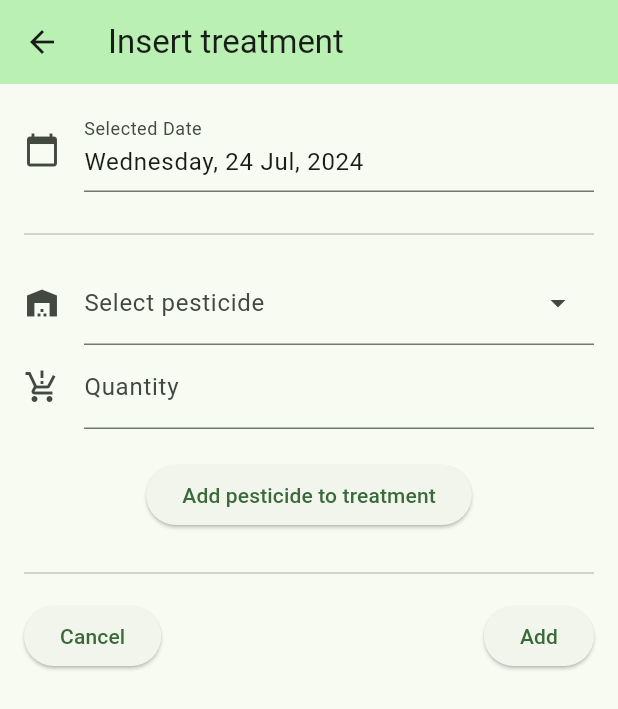
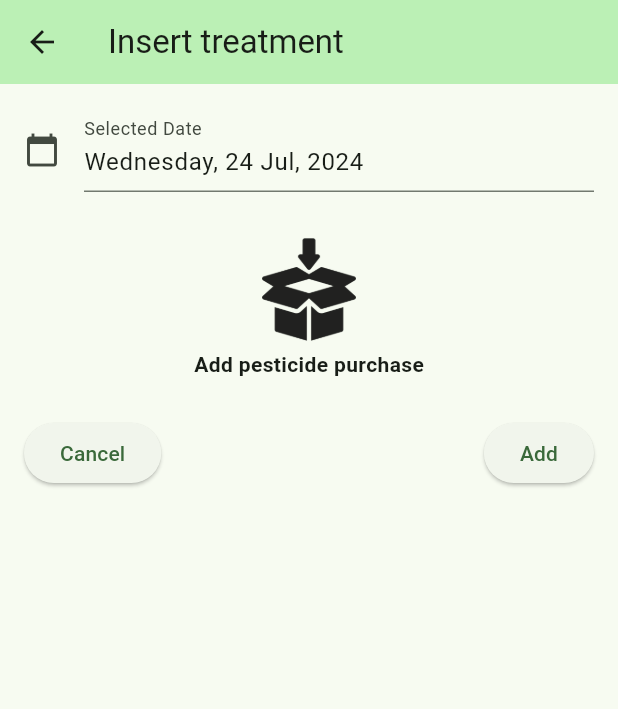
Before and after one commit to LucaBru/vineyard-guard, a Flutter app: the screen it shows after launch, after a tap on the "add" icon, on a phone screen of 412 x 824 dp. Shown: the top 709 px of the screen. Run offline on Flutter 3.47's test engine with Material 3 defaults, Android fonts, the phone set to English and light mode, and no system bars; drawn by our look-alikes of dropdown_search; our stand-ins replace cloud_firestore, firebase_core, share_plus, syncfusion_flutter_charts; missing offline and left inert: syncfusion_flutter_pdf; accounts and stored records are empty; generated files the repository leaves out were written again; network calls fail.

Commit message:
adds empty list and future error widget

```diff
--- /dev/null
+++ b/lib/presentation/empty_list_widget.dart
@@ -0,0 +1,17 @@
+import 'package:flutter/material.dart';
+
+class EmptyListWidget extends StatelessWidget {
+  final String _itemName;
+  const EmptyListWidget(this._itemName, {super.key});
+
+  @override
+  Widget build(BuildContext context) => Center(
+          child: Column(mainAxisAlignment: MainAxisAlignment.center, children: [
+        const ImageIcon(
+          AssetImage("assets/empty_list_icon.png"),
+          size: 80,
+        ),
+        Text('Add $_itemName',
+            style: const TextStyle(fontWeight: FontWeight.bold)),
+      ]));
+}
--- a/lib/presentation/treatment/add_treatment_form.dart
+++ b/lib/presentation/treatment/add_treatment_form.dart
@@ -5,6 +5,7 @@ import 'package:intl/intl.dart';
 import 'package:vineyard_guard/domain/entity/quantity.dart';
 import 'package:vineyard_guard/domain/entity/stocked_pesticide.dart';
 import 'package:vineyard_guard/domain/use_case/warehouse_uc.dart';
+import 'package:vineyard_guard/presentation/empty_list_widget.dart';
 import 'package:vineyard_guard/presentation/error_widget.dart';
 import 'package:vineyard_guard/presentation/util.dart';
 
@@ -144,7 +145,12 @@ class _AddPesticideFormState extends State<_AddPesticideForm> {
 
   _successfulRequest(AsyncSnapshot snapshot, BuildContext context) {
     _stocks = snapshot.data ?? [];
-    return Form(
+    return switch ((_stocks, snapshot.hasError)) {
+      ([], false) => const Padding(
+        padding:  EdgeInsets.fromLTRB(0,25,0,25),
+        child:  EmptyListWidget('pesticide purchase'),
+      ),
+      (_, false) => Form(
           key: _formKey,
           child: Column(
             children: [
@@ -164,7 +170,9 @@ class _AddPesticideFormState extends State<_AddPesticideForm> {
                 child: Divider(),
               ),
             ],
-        ));
+          )),
+      (_, true) => const CustomErrorWidget('Error while retrieving stocks')
+    };
   }
 
   _stocksDropdownMenu() => DropdownSearch<StockedPesticide>(
--- a/lib/presentation/treatment/treatment_screen.dart
+++ b/lib/presentation/treatment/treatment_screen.dart
@@ -5,6 +5,7 @@ import 'package:intl/intl.dart';
 import 'package:vineyard_guard/domain/entity/quantity.dart';
 import 'package:vineyard_guard/domain/entity/treatment.dart';
 import 'package:vineyard_guard/domain/use_case/treatment_uc.dart';
+import 'package:vineyard_guard/presentation/empty_list_widget.dart';
 import 'package:vineyard_guard/presentation/error_widget.dart';
 import 'package:vineyard_guard/presentation/treatment/add_treatment_form.dart';
 import 'package:share_plus/share_plus.dart';
@@ -84,7 +85,9 @@ class _TreatmentScreenState extends State<TreatmentScreen> {
       AsyncSnapshot<List<Treatment>> snapshot, BuildContext context) {
     _treatments = snapshot.data ?? [];
     _treatments.sort((a, b) => b.date.compareTo(a.date));
-    return Padding(
+    return switch ((_treatments, snapshot.hasError)) {
+      ([], false) => const EmptyListWidget('treatment'),
+      (_, false) => Padding(
           padding: const EdgeInsets.fromLTRB(0, 4, 0, 0),
           child: ListView.builder(
               physics: const NeverScrollableScrollPhysics(),
@@ -101,7 +104,9 @@ class _TreatmentScreenState extends State<TreatmentScreen> {
                       _treatments.removeAt(index);
                     });
                   })),
-    );
+        ),
+      (_, true) => const CustomErrorWidget('Error while retrieving treatments')
+    };
   }
 
   Widget _treatmentCard(Treatment treatment) => Card.filled(
--- a/pubspec.yaml
+++ b/pubspec.yaml
@@ -72,9 +72,8 @@ flutter:
   uses-material-design: true
 
   # To add assets to your application, add an assets section, like this:
-  # assets:
-  #   - images/a_dot_burr.jpeg
-  #   - images/a_dot_ham.jpeg
+  assets:
+    - assets/
 
   # An image asset can refer to one or more resolution-specific "variants", see
   # https://flutter.dev/assets-and-images/#resolution-aware
```
Also changed, not shown: lib/presentation/purchase/purchase_screen.dart (+8 -2 lines), lib/presentation/warehouse_screen.dart (+10 -4 lines), lib/presentation/weather_screen.dart (+11 -9 lines), assets/empty_list_icon.png (added). Lines whose indentation alone changed are shown as unchanged.
